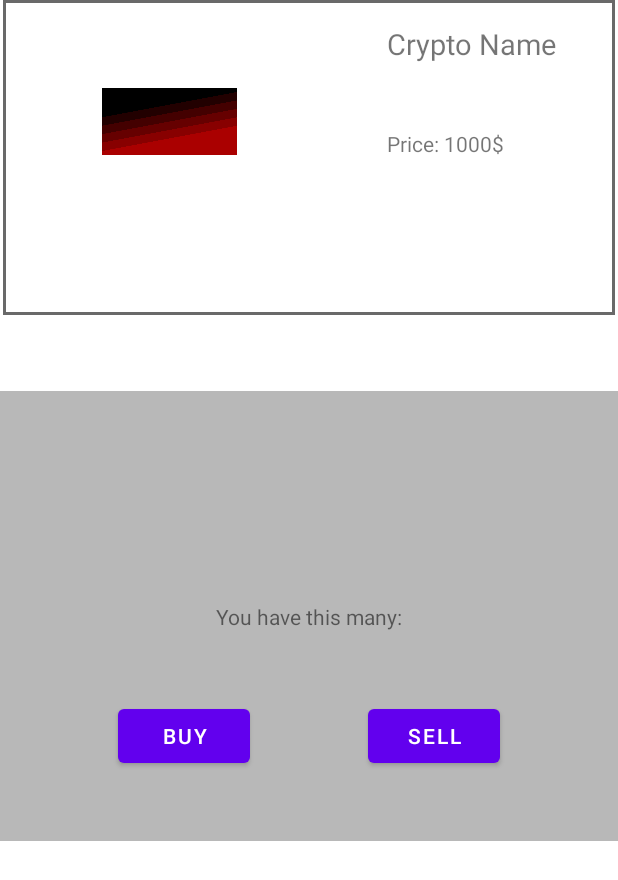
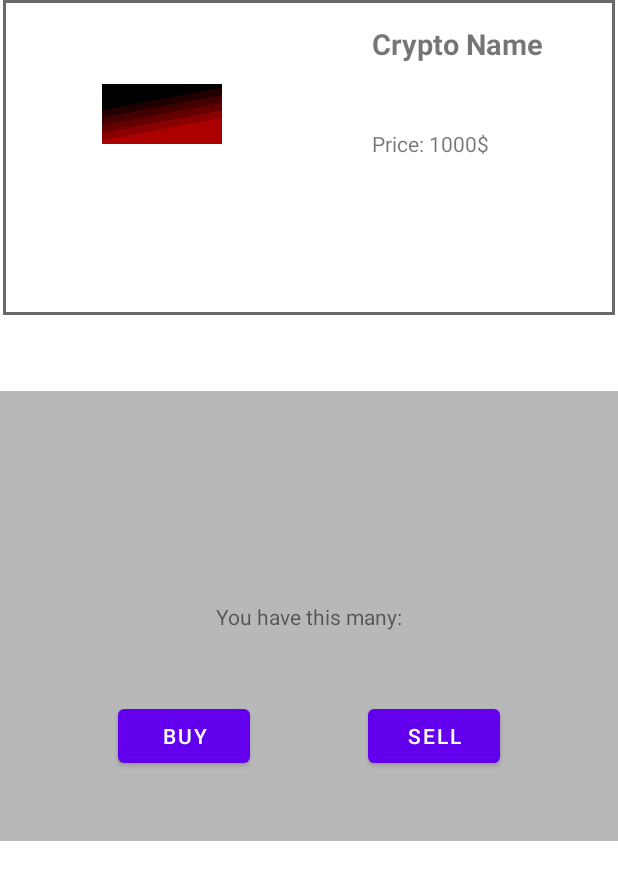
Before and after one commit to LaurentBaj/CryptoApp, an Android app: the layout activity_fourth.xml on its own in the app's theme, with its tools: preview values and no code run, on a phone screen of 412 x 824 dp. Shown: the top 880 px of the screen. Run offline under Robolectric (Android 15) with nearby library versions, the phone set to English and light mode, and no system bars.

Commit message:
IntentData class refactores Fourth Act + CryptoListAdapter

```diff
--- /dev/null
+++ b/app/src/main/java/com/example/androidexam/IntentData.kt
@@ -0,0 +1,3 @@
+package com.example.androidexam
+
+data class IntentData (val name: String?, val priceUsd: String?, val symbol: String?)
--- a/app/src/main/res/layout/activity_fifth.xml
+++ b/app/src/main/res/layout/activity_fifth.xml
@@ -118,7 +118,7 @@
             android:hint="Amount"
             android:padding="16dp"
             android:inputType="number"
-            app:layout_constraintBottom_toTopOf="@+id/button"
+            app:layout_constraintBottom_toTopOf="@+id/btnBuy"
             app:layout_constraintEnd_toEndOf="parent"
             app:layout_constraintHorizontal_bias="0.365"
             app:layout_constraintStart_toEndOf="@+id/fifthLabelCrypto"
@@ -126,7 +126,7 @@
             app:layout_constraintVertical_bias="0.292" />
 
         <Button
-            android:id="@+id/button"
+            android:id="@+id/btnBuy"
             android:layout_width="wrap_content"
             android:layout_height="wrap_content"
             android:text="Buy"
@@ -147,7 +147,7 @@
             app:layout_constraintEnd_toEndOf="parent"
             app:layout_constraintHorizontal_bias="0.498"
             app:layout_constraintStart_toStartOf="parent"
-            app:layout_constraintTop_toBottomOf="@+id/button"
+            app:layout_constraintTop_toBottomOf="@+id/btnBuy"
             app:layout_constraintVertical_bias="0.486" />
 
     </androidx.constraintlayout.widget.ConstraintLayout>
--- a/app/src/main/res/layout/activity_fourth.xml
+++ b/app/src/main/res/layout/activity_fourth.xml
@@ -19,8 +19,8 @@
 
         <ImageView
             android:id="@+id/fourthImg"
-            android:layout_width="90dp"
-            android:layout_height="90dp"
+            android:layout_width="80dp"
+            android:layout_height="80dp"
             android:layout_alignParentLeft="true"
             android:layout_alignParentTop="true"
             android:layout_marginLeft="50dp"
@@ -35,6 +35,7 @@
             android:layout_alignParentTop="true"
             android:layout_toRightOf="@+id/fourthImg"
             android:text="Crypto Name"
+            android:textStyle="bold"
             android:textSize="19sp" />
 
         <TextView
```
Also changed, not shown: app/src/main/java/com/example/androidexam/FourthActivity.kt (+16 -8 lines), app/src/main/java/com/example/androidexam/adapters/CryptoListAdapter.kt (+5 -8 lines), app/src/main/res/layout/activity_sixth.xml (+4 -4 lines).
